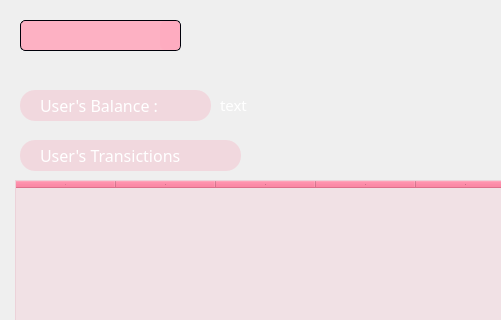
This is m7fazty/view_users_dialog.ui in Roro-2004/m7fazty as Qt 5 draws it before an edit; both pictures show x 0 to 501 and y 0 to 320 of the 741 by 532 pixel window. The edited form follows.
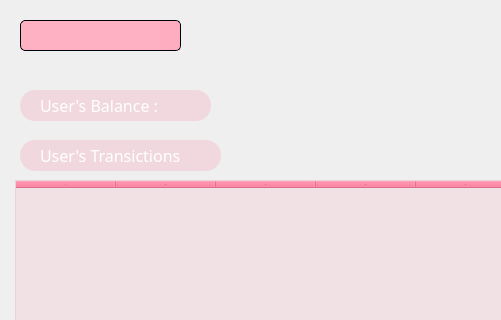
This is the edited form. Icons and pictures are not drawn.

Diff of the .ui file:
```diff
--- a/m7fazty/view_users_dialog.ui
+++ b/m7fazty/view_users_dialog.ui
@@ -68,7 +68,7 @@
     <rect>
      <x>220</x>
      <y>95</y>
-     <width>41</width>
+     <width>141</width>
      <height>20</height>
     </rect>
    </property>
@@ -79,7 +79,7 @@
     </font>
    </property>
    <property name="text">
-    <string>text</string>
+    <string/>
    </property>
   </widget>
   <widget class="QLabel" name="label_3">
@@ -594,7 +594,7 @@
     <rect>
      <x>20</x>
      <y>140</y>
-     <width>221</width>
+     <width>201</width>
      <height>31</height>
     </rect>
    </property>
```
